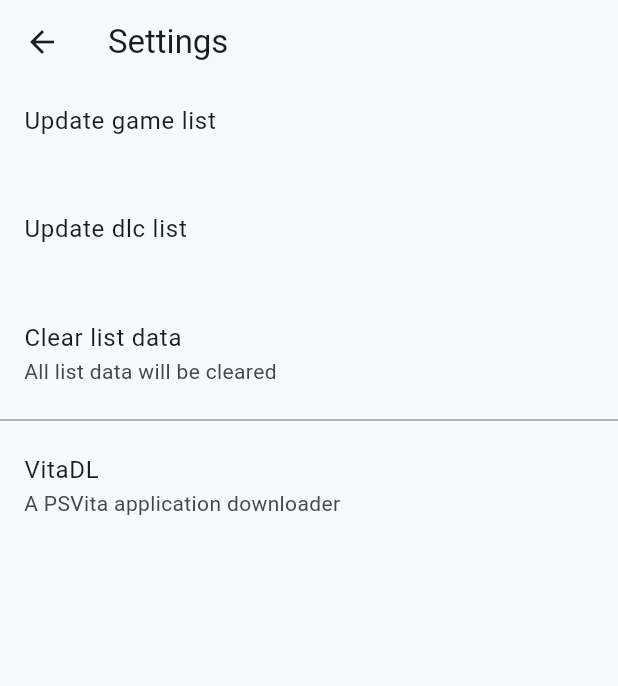
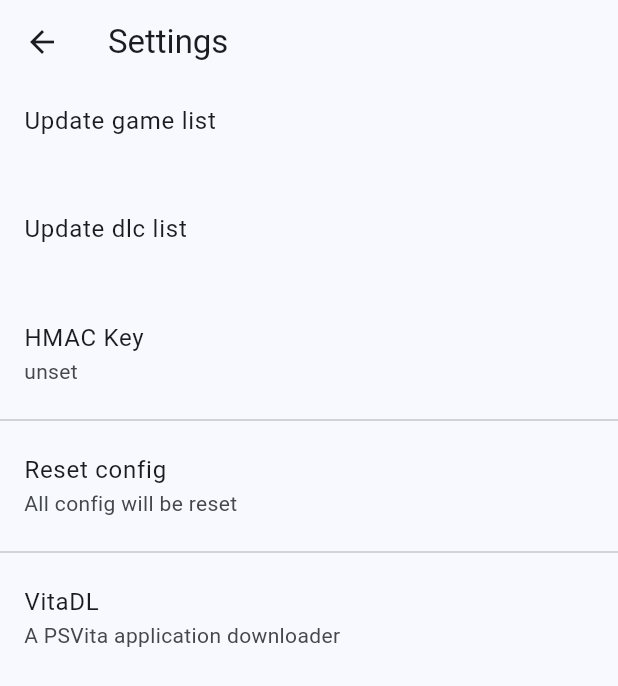
Before and after one commit to Txiaoshen6666/fnps, a Flutter app: the screen it shows after launch, after a tap on "Settings", on a phone screen of 412 x 824 dp. Shown: the top 686 px of the screen. Run offline on Flutter 3.47's test engine with Material 3 defaults, Android fonts, the phone set to English and light mode, and no system bars; our stand-ins replace csv, file_picker, flutter_dotenv, sqflite, sqflite_common_ffi; accounts and stored records are empty.

Commit message:
feat: add hmac key config

```diff
--- a/lib/main.dart
+++ b/lib/main.dart
@@ -1,6 +1,6 @@
 import 'package:flutter/material.dart';
 import 'package:provider/provider.dart';
-
+import 'package:flutter_dotenv/flutter_dotenv.dart';
 import 'package:sqflite_common_ffi/sqflite_ffi.dart';
 import 'package:vita_dl/provider/config_provider.dart';
 import 'package:vita_dl/model/content_model.dart';
@@ -9,9 +9,10 @@ import 'package:vita_dl/screens/download_screen.dart';
 import 'package:vita_dl/screens/home_screen.dart';
 import 'package:vita_dl/screens/settings_screen.dart';
 
-void main() {
+Future<void> main() async {
   sqfliteFfiInit();
   databaseFactory = databaseFactoryFfi;
+  await dotenv.load(fileName: '.env');
 
   runApp(
     ChangeNotifierProvider(
--- a/lib/provider/config_provider.dart
+++ b/lib/provider/config_provider.dart
@@ -1,16 +1,21 @@
 import 'dart:convert';
 import 'dart:io';
 import 'package:flutter/foundation.dart';
+import 'package:flutter_dotenv/flutter_dotenv.dart';
 import 'package:path/path.dart';
 import 'package:vita_dl/utils/storage.dart';
 import '../model/config_model.dart';
 
 class ConfigProvider with ChangeNotifier {
-  Config _config = Config(
-    app: Source(type: 'local', updateTime: '', url: ''),
-    dlc: Source(type: 'local', updateTime: '', url: ''),
-    hmacKey: '',
-  );
+  static final String hmacKey = dotenv.env['HMAC_KEY'] ?? '';
+
+  static final initConfig = {
+    'app': {'type': 'local', 'updateTime': '', 'url': ''},
+    'dlc': {'type': 'local', 'updateTime': '', 'url': ''},
+    'hmacKey': hmacKey,
+  };
+
+  Config _config = Config.fromJson(initConfig);
 
   Config get config => _config;
 
@@ -32,13 +37,15 @@ class ConfigProvider with ChangeNotifier {
     await file.writeAsString(json.encode(_config.toJson()));
   }
 
-  void updateConfig(Source? app, Source? dlc) {
-    if (app != null) {
-      _config.app = app;
-    }
-    if (dlc != null) {
-      _config.dlc = dlc;
-    }
+  void updateConfig(Map<String, dynamic> updates) {
+    _config.updateFromJson(updates);
+    saveConfig();
+    notifyListeners();
+  }
+
+  Future<void> resetConfig() async {
+    print(initConfig['hmacKey']);
+    _config = Config.fromJson(initConfig);
     saveConfig();
     notifyListeners();
   }
--- a/lib/screens/settings_screen.dart
+++ b/lib/screens/settings_screen.dart
@@ -29,14 +29,14 @@ class _SettingsScreen extends State<SettingsScreen> {
     configProvider = Provider.of<ConfigProvider>(context, listen: false);
   }
 
-  Future<void> _updateConfig(
+  Future<void> _updateSource(
       String source, String type, String url, String updateTime) async {
     if (source == 'app') {
       Source app = configProvider.config.app;
       app.type = type;
       app.url = url;
       app.updateTime = updateTime;
-      configProvider.updateConfig(app, null);
+      configProvider.updateConfig({'app': app});
     }
 
     if (source == 'dlc') {
@@ -44,8 +44,12 @@ class _SettingsScreen extends State<SettingsScreen> {
       dlc.type = type;
       dlc.url = url;
       dlc.updateTime = updateTime;
-      configProvider.updateConfig(null, dlc);
+      configProvider.updateConfig({'dlc': dlc});
     }
+  }
+
+  Future<void> _updateHmacKey(String hmacKey) async {
+    configProvider.updateConfig({'hmacKey': hmacKey});
   }
 
   Future<void> _pickTsvFile(String type) async {
@@ -82,7 +86,7 @@ class _SettingsScreen extends State<SettingsScreen> {
       }
       await dbHelper.deleteContentsByType(type);
       await dbHelper.insertContents(contents);
-      await _updateConfig(type, 'local', '', DateTime.now().toIso8601String());
+      await _updateSource(type, 'local', '', DateTime.now().toIso8601String());
     } else {
       log('File does not exist.');
     }
@@ -94,10 +98,12 @@ class _SettingsScreen extends State<SettingsScreen> {
 
     Config config = configProvider.config;
 
-    Future<void> clearListData() async {
+    final TextEditingController hmacKeyController =
+        TextEditingController(text: config.hmacKey);
+
+    Future<void> resetConfig() async {
       await dbHelper.deleteContents();
-      await _updateConfig('app', '', '', '');
-      await _updateConfig('dlc', '', '', '');
+      await configProvider.resetConfig();
     }
 
     return Scaffold(
@@ -108,20 +114,49 @@ class _SettingsScreen extends State<SettingsScreen> {
           children: [
             ListTile(
               title: const Text('Update game list'),
-              subtitle: Text(config.app.updateTime.replaceAll('T', ' ')),
+              subtitle: Text(
+                  config.app.updateTime.replaceAll('T', ' ').split('.').first),
               onTap: () => _pickTsvFile('app'),
             ),
             ListTile(
               title: const Text('Update dlc list'),
-              subtitle: Text(config.dlc.updateTime.replaceAll('T', ' ')),
+              subtitle: Text(
+                  config.dlc.updateTime.replaceAll('T', ' ').split('.').first),
               onTap: () => _pickTsvFile('dlc'),
             ),
             ListTile(
-              title: const Text('Clear list data'),
-              subtitle: const Text('All list data will be cleared'),
-              onTap: clearListData,
+              title: const Text('HMAC Key'),
+              subtitle: Text(config.hmacKey),
+              onTap: () => showDialog<String>(
+                context: context,
+                builder: (BuildContext context) => AlertDialog(
+                  title: const Text('HMAC Key'),
+                  content: TextField(
+                    controller: hmacKeyController,
+                  ),
+                  actions: <Widget>[
+                    TextButton(
+                      onPressed: () => Navigator.pop(context, 'Cancal'),
+                      child: const Text('Cancal'),
+                    ),
+                    TextButton(
+                      onPressed: () {
+                        _updateHmacKey(hmacKeyController.text);
+                        Navigator.pop(context, 'OK');
+                      },
+                      child: const Text('OK'),
+                    ),
+                  ],
+                ),
+              ),
             ),
-            const Divider(color: Colors.grey, thickness: 1),
+            const Divider(),
+            ListTile(
+              title: const Text('Reset config'),
+              subtitle: const Text('All config will be reset'),
+              onTap: resetConfig,
+            ),
+            const Divider(),
             ListTile(
               title: const Text('VitaDL'),
               subtitle: const Text('A PSVita application downloader'),
--- a/pubspec.yaml
+++ b/pubspec.yaml
@@ -46,6 +46,7 @@ dependencies:
   provider: ^6.1.2
   crypto: ^3.0.5
   xml: ^6.5.0
+  flutter_dotenv: ^5.1.0
 
 dev_dependencies:
   flutter_test:
@@ -70,9 +71,8 @@ flutter:
   uses-material-design: true
 
   # To add assets to your application, add an assets section, like this:
-  # assets:
-  #   - images/a_dot_burr.jpeg
-  #   - images/a_dot_ham.jpeg
+  assets:
+    - .env
 
   # An image asset can refer to one or more resolution-specific "variants", see
   # https://flutter.dev/to/resolution-aware-images
```
Also changed, not shown: lib/model/config_model.dart (+12 -0 lines), lib/utils/content_info.dart (+1 -6 lines), pubspec.lock, 1 other file.
